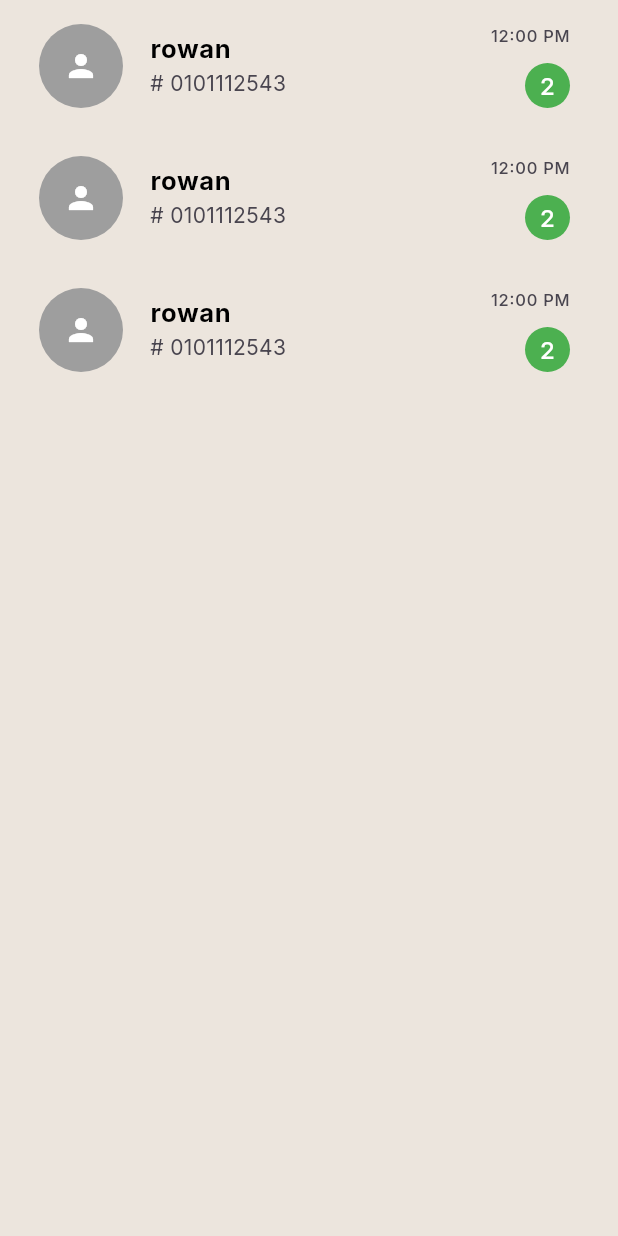
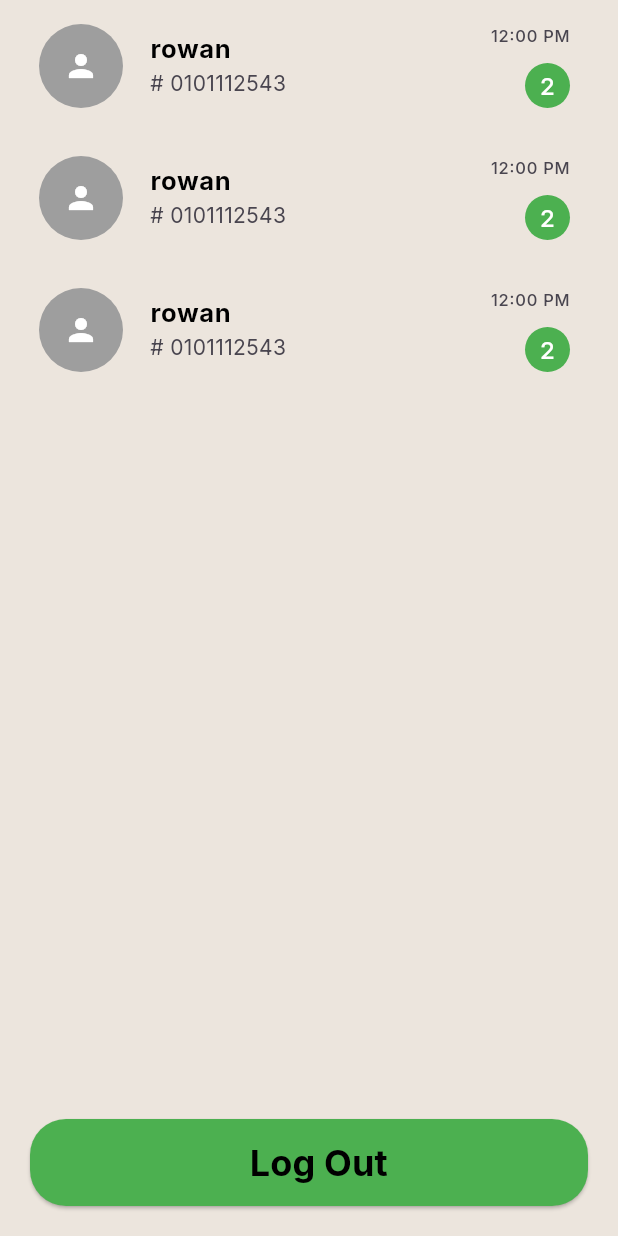
Before and after one commit to Menna265/chat_app, a Flutter app: the ChatView screen opened by its route, on a phone screen of 412 x 824 dp. Run offline on Flutter 3.47's test engine with Material 3 defaults, Android fonts, the phone set to English and light mode, and no system bars; our stand-ins replace fluttertoast, google_fonts.

Commit message:
Make logout button in feature_logout

```diff
--- a/lib/core/shared_widgets/default_text.dart
+++ b/lib/core/shared_widgets/default_text.dart
@@ -33,6 +33,12 @@ Widget defaultText({
                 icon: Icon(suffix),
               )
             : null,
+        // errorBorder: OutlineInputBorder(
+        //  borderSide: BorderSide(color: Colors.red)
+        // ),
+        // focusedErrorBorder: OutlineInputBorder(
+        //   borderSide: BorderSide(color: Colors.redAccent, width: 2.0),
+        // ),
         border: OutlineInputBorder(
           borderRadius: BorderRadius.circular(25),
         ),
--- a/lib/features/auth/presentation/views/widgets/email_widget.dart
+++ b/lib/features/auth/presentation/views/widgets/email_field.dart
@@ -1,10 +1,10 @@
 import 'package:chat/core/shared_widgets/default_text.dart';
 import 'package:flutter/material.dart';
 
-class EmailWidget extends StatelessWidget {
+class EmailField extends StatelessWidget {
   final TextEditingController emailController;
 
-  const EmailWidget({super.key, required this.emailController});
+  const EmailField({super.key, required this.emailController});
 
   @override
   Widget build(BuildContext context) {
--- a/lib/features/auth/presentation/views/widgets/password_widget.dart
+++ b/lib/features/auth/presentation/views/widgets/password_field.dart
@@ -1,13 +1,13 @@
 import 'package:chat/core/shared_widgets/default_text.dart';
 import 'package:flutter/material.dart';
 
-class PasswordWidget extends StatelessWidget {
+class PasswordField extends StatelessWidget {
   final TextEditingController passwordController;
   final bool isPasswordVisibility;
   final VoidCallback toogleVisibility;
   final String text;
 
-  const PasswordWidget(
+  const PasswordField(
       {super.key,
       required this.passwordController,
       required this.isPasswordVisibility,
--- a/lib/features/chat/presentation/views/widgets/chat_body.dart
+++ b/lib/features/chat/presentation/views/widgets/chat_body.dart
@@ -1,4 +1,6 @@
+import 'package:chat/core/shared_widgets/custom_button.dart';
 import 'package:chat/core/themes/styles.dart';
+import 'package:chat/features/auth/presentation/views/login_view.dart';
 import 'package:flutter/material.dart';
 
 import '../../../../../core/themes/colors.dart';
@@ -8,7 +10,9 @@ class ChatBody extends StatelessWidget {
 
   @override
   Widget build(BuildContext context) {
-    return ListView.builder(
+    return Column(
+      children: [
+        ListView.builder(
             itemCount: 3,
             shrinkWrap: true,
             itemBuilder: (context, index) {
@@ -51,6 +55,18 @@ class ChatBody extends StatelessWidget {
                   ],
                 ),
               );
-        });
+            }),
+        Spacer(),
+        Padding(
+          padding: const EdgeInsets.all(20.0),
+          child: CustomButton(
+              text: "Log Out",
+              func: () {
+                Navigator.pushReplacement(context,
+                    MaterialPageRoute(builder: (context) => LoginView()));
+              }),
+        )
+      ],
+    );
   }
 }
--- a/lib/features/home/presentation/views/home_screen.dart
+++ b/lib/features/home/presentation/views/home_view.dart
@@ -3,7 +3,7 @@ import 'package:flutter/material.dart';
 
 import '../../../../core/themes/colors.dart';
 
-class HomeScreen extends StatelessWidget {
+class HomeView extends StatelessWidget {
   static String routeName = "home-screen";
 
   @override
--- a/lib/features/profile/presentation/views/widgets/appbar_profile.dart
+++ b/lib/features/profile/presentation/views/widgets/appbar_profile.dart
@@ -1,5 +1,5 @@
 import 'package:chat/core/themes/styles.dart';
-import 'package:chat/features/home/presentation/views/home_screen.dart';
+import 'package:chat/features/home/presentation/views/home_view.dart';
 import 'package:flutter/material.dart';
 
 import '../../../../../core/themes/colors.dart';
@@ -18,7 +18,7 @@ class AppBarProfile extends StatelessWidget implements PreferredSizeWidget {
       leading: IconButton(
           onPressed: () {
             Navigator.pushReplacement(
-                context, MaterialPageRoute(builder: (context) => HomeScreen()));
+                context, MaterialPageRoute(builder: (context) => HomeView()));
           },
           icon: Icon(
             Icons.arrow_back,
--- a/lib/main.dart
+++ b/lib/main.dart
@@ -1,7 +1,7 @@
 import 'package:chat/features/auth/presentation/views/login_view.dart';
 import 'package:chat/features/call/presentation/views/call_view.dart';
 import 'package:chat/features/chat/presentation/views/chat_view.dart';
-import 'package:chat/features/home/presentation/views/home_screen.dart';
+import 'package:chat/features/home/presentation/views/home_view.dart';
 import 'package:chat/features/profile/presentation/views/new_group_view.dart';
 import 'package:chat/features/profile/presentation/views/profile_view.dart';
 import 'package:chat/features/profile/presentation/views/setting_view.dart';
@@ -24,9 +24,9 @@ class MyApp extends StatelessWidget {
       theme: ThemeData(
         textTheme: GoogleFonts.interTextTheme(),
       ),
-      initialRoute: HomeScreen.routeName,
+      initialRoute: SplashScreen.routeName,
       routes: {
-        HomeScreen.routeName: (context) => HomeScreen(),
+        HomeView.routeName: (context) => HomeView(),
         SplashScreen.routeName: (context) => SplashScreen(),
         LoginView.routeName: (context) => LoginView(),
         SignupView.routeName: (context) => SignupView(),
```
Also changed, not shown: lib/features/auth/presentation/views/widgets/login_body.dart (+6 -6 lines), lib/features/auth/presentation/views/widgets/signup_body.dart (+6 -6 lines). Lines whose indentation alone changed are shown as unchanged.
